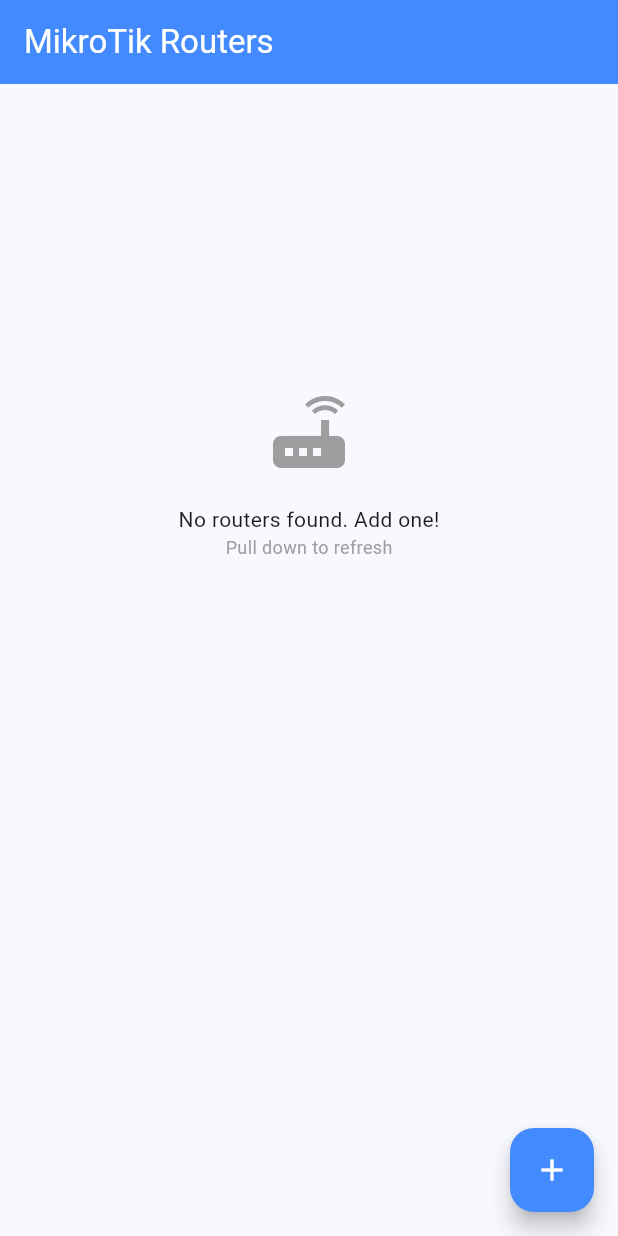
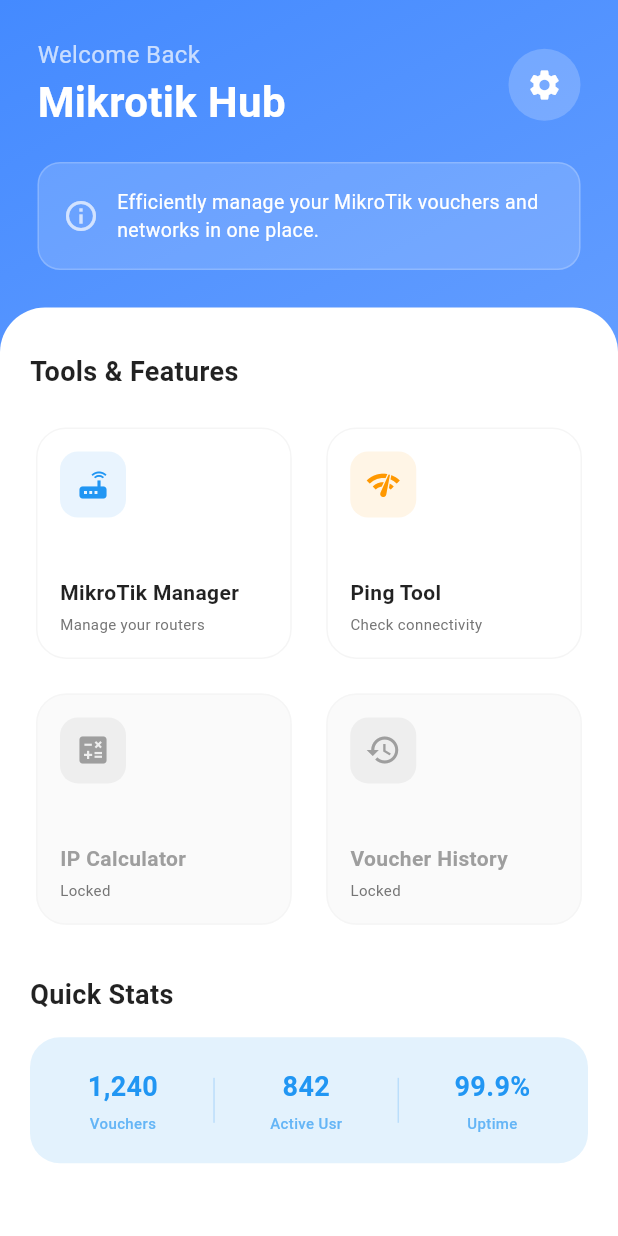
Before and after one commit to alfiansetia/voucher_generator, a Flutter app: the screen it shows after launch, on a phone screen of 412 x 824 dp. Run offline on Flutter 3.47's test engine with Material 3 defaults, Android fonts, the phone set to English and light mode, and no system bars; our stand-ins replace equatable, flutter_bloc, sqflite; missing offline and left inert: dart_ping, router_os_client; accounts and stored records are empty.

Commit message:
home page

```diff
--- a/lib/main.dart
+++ b/lib/main.dart
@@ -2,7 +2,7 @@
 import 'package:flutter_bloc/flutter_bloc.dart';
 import 'bloc/router_bloc.dart';
 import 'bloc/mikrotik_bloc.dart';
-import 'pages/router_list_page.dart';
+import 'pages/home_page.dart';
 import 'repositories/router_repository.dart';
 import 'repositories/mikrotik_repository.dart';
 
@@ -39,7 +39,7 @@
             useMaterial3: true,
             colorScheme: ColorScheme.fromSeed(seedColor: Colors.blue),
           ),
-          home: const RouterListPage(),
+          home: const HomePage(),
         ),
       ),
     );
--- a/lib/pages/dashboard_page.dart
+++ b/lib/pages/dashboard_page.dart
@@ -6,7 +6,7 @@
 import '../bloc/mikrotik_state.dart';
 import '../core/constants/app_constants.dart';
 import '../core/utils/mikrotik_utils.dart';
-import 'router_list_page.dart';
+import 'home_page.dart';
 
 class DashboardPage extends StatefulWidget {
   const DashboardPage({super.key});
@@ -53,7 +53,7 @@
       listener: (context, state) {
         if (state is MikrotikDisconnected) {
           Navigator.of(context).pushAndRemoveUntil(
-            MaterialPageRoute(builder: (context) => const RouterListPage()),
+            MaterialPageRoute(builder: (context) => const HomePage()),
             (route) => false,
           );
         } else if (state is MikrotikConnected && state.resources != null) {
--- /dev/null
+++ b/lib/pages/home_page.dart
@@ -0,0 +1,309 @@
+import 'package:flutter/material.dart';
+import '../core/constants/app_constants.dart';
+import 'router_list_page.dart';
+
+class HomePage extends StatelessWidget {
+  const HomePage({super.key});
+
+  @override
+  Widget build(BuildContext context) {
+    return Scaffold(
+      body: Container(
+        decoration: BoxDecoration(
+          gradient: LinearGradient(
+            begin: Alignment.topLeft,
+            end: Alignment.bottomRight,
+            colors: [
+              AppConstants.primaryColor,
+              AppConstants.primaryColor.withValues(alpha: 0.8),
+              Colors.blue.shade900,
+            ],
+          ),
+        ),
+        child: SafeArea(
+          child: Column(
+            crossAxisAlignment: CrossAxisAlignment.start,
+            children: [
+              _buildHeader(),
+              Expanded(
+                child: Container(
+                  width: double.infinity,
+                  padding: const EdgeInsets.symmetric(horizontal: 20),
+                  decoration: const BoxDecoration(
+                    color: Colors.white,
+                    borderRadius: BorderRadius.only(
+                      topLeft: Radius.circular(30),
+                      topRight: Radius.circular(30),
+                    ),
+                  ),
+                  child: SingleChildScrollView(
+                    physics: const BouncingScrollPhysics(),
+                    child: Column(
+                      crossAxisAlignment: CrossAxisAlignment.start,
+                      children: [
+                        const SizedBox(height: 30),
+                        const Text(
+                          'Tools & Features',
+                          style: TextStyle(
+                            fontSize: 18,
+                            fontWeight: FontWeight.bold,
+                            color: Colors.black87,
+                          ),
+                        ),
+                        const SizedBox(height: 20),
+                        _buildMenuGrid(context),
+                        const SizedBox(height: 30),
+                        _buildRecentActivity(),
+                        const SizedBox(height: 30),
+                      ],
+                    ),
+                  ),
+                ),
+              ),
+            ],
+          ),
+        ),
+      ),
+    );
+  }
+
+  Widget _buildHeader() {
+    return Padding(
+      padding: const EdgeInsets.all(25.0),
+      child: Column(
+        crossAxisAlignment: CrossAxisAlignment.start,
+        children: [
+          Row(
+            mainAxisAlignment: MainAxisAlignment.spaceBetween,
+            children: [
+              const Column(
+                crossAxisAlignment: CrossAxisAlignment.start,
+                children: [
+                  Text(
+                    'Welcome Back',
+                    style: TextStyle(color: Colors.white70, fontSize: 16),
+                  ),
+                  Text(
+                    'Mikrotik Hub',
+                    style: TextStyle(
+                      color: Colors.white,
+                      fontSize: 28,
+                      fontWeight: FontWeight.bold,
+                    ),
+                  ),
+                ],
+              ),
+              Container(
+                decoration: BoxDecoration(
+                  color: Colors.white.withValues(alpha: 0.2),
+                  shape: BoxShape.circle,
+                ),
+                child: IconButton(
+                  icon: const Icon(Icons.settings, color: Colors.white),
+                  onPressed: () {},
+                ),
+              ),
+            ],
+          ),
+          const SizedBox(height: 20),
+          Container(
+            padding: const EdgeInsets.all(16),
+            decoration: BoxDecoration(
+              color: Colors.white.withValues(alpha: 0.15),
+              borderRadius: BorderRadius.circular(15),
+              border: Border.all(color: Colors.white.withValues(alpha: 0.2)),
+            ),
+            child: const Row(
+              children: [
+                Icon(Icons.info_outline, color: Colors.white70),
+                SizedBox(width: 12),
+                Expanded(
+                  child: Text(
+                    'Efficiently manage your MikroTik vouchers and networks in one place.',
+                    style: TextStyle(color: Colors.white, fontSize: 13),
+                  ),
+                ),
+              ],
+            ),
+          ),
+        ],
+      ),
+    );
+  }
+
+  Widget _buildMenuGrid(BuildContext context) {
+    return GridView.count(
+      shrinkWrap: true,
+      physics: const NeverScrollableScrollPhysics(),
+      crossAxisCount: 2,
+      mainAxisSpacing: 15,
+      crossAxisSpacing: 15,
+      childAspectRatio: 1.1,
+      children: [
+        _buildMenuCard(
+          context,
+          'MikroTik Manager',
+          'Manage your routers',
+          Icons.router,
+          Colors.blue,
+          () => Navigator.push(
+            context,
+            MaterialPageRoute(builder: (context) => const RouterListPage()),
+          ),
+        ),
+        _buildMenuCard(
+          context,
+          'Ping Tool',
+          'Check connectivity',
+          Icons.network_check,
+          Colors.orange,
+          () {
+            ScaffoldMessenger.of(context).showSnackBar(
+              const SnackBar(content: Text('Ping Tool coming soon!')),
+            );
+          },
+        ),
+        _buildMenuCard(
+          context,
+          'IP Calculator',
+          'Subnetting made easy',
+          Icons.calculate,
+          Colors.green,
+          () {},
+          isLocked: true,
+        ),
+        _buildMenuCard(
+          context,
+          'Voucher History',
+          'Track your sales',
+          Icons.history,
+          Colors.purple,
+          () {},
+          isLocked: true,
+        ),
+      ],
+    );
+  }
+
+  Widget _buildMenuCard(
+    BuildContext context,
+    String title,
+    String subtitle,
+    IconData icon,
+    Color color,
+    VoidCallback onTap, {
+    bool isLocked = false,
+  }) {
+    return Card(
+      elevation: 0,
+      shape: RoundedRectangleBorder(
+        borderRadius: BorderRadius.circular(20),
+        side: BorderSide(color: Colors.grey.shade100),
+      ),
+      color: isLocked ? Colors.grey.shade50 : Colors.white,
+      child: InkWell(
+        onTap: isLocked ? null : onTap,
+        borderRadius: BorderRadius.circular(20),
+        child: Padding(
+          padding: const EdgeInsets.all(16.0),
+          child: Column(
+            crossAxisAlignment: CrossAxisAlignment.start,
+            mainAxisAlignment: MainAxisAlignment.center,
+            children: [
+              Container(
+                padding: const EdgeInsets.all(10),
+                decoration: BoxDecoration(
+                  color: isLocked
+                      ? Colors.grey[200]
+                      : color.withValues(alpha: 0.1),
+                  borderRadius: BorderRadius.circular(12),
+                ),
+                child: Icon(
+                  icon,
+                  color: isLocked ? Colors.grey : color,
+                  size: 24,
+                ),
+              ),
+              const Spacer(),
+              Text(
+                title,
+                style: TextStyle(
+                  fontWeight: FontWeight.bold,
+                  fontSize: 14,
+                  color: isLocked ? Colors.grey : Colors.black87,
+                ),
+              ),
+              const SizedBox(height: 4),
+              Text(
+                isLocked ? 'Locked' : subtitle,
+                style: TextStyle(fontSize: 10, color: Colors.grey[600]),
+              ),
+            ],
+          ),
+        ),
+      ),
+    );
+  }
+
+  Widget _buildRecentActivity() {
+    return Column(
+      crossAxisAlignment: CrossAxisAlignment.start,
+      children: [
+        const Text(
+          'Quick Stats',
+          style: TextStyle(
+            fontSize: 18,
+            fontWeight: FontWeight.bold,
+            color: Colors.black87,
+          ),
+        ),
+        const SizedBox(height: 15),
+        Container(
+          padding: const EdgeInsets.all(20),
+          decoration: BoxDecoration(
+            color: Colors.blue.shade50,
+            borderRadius: BorderRadius.circular(20),
+          ),
+          child: Row(
+            mainAxisAlignment: MainAxisAlignment.spaceAround,
+            children: [
+              _buildSimpleStat('Vouchers', '1,240'),
+              _buildDivider(),
+              _buildSimpleStat('Active Usr', '842'),
+              _buildDivider(),
+              _buildSimpleStat('Uptime', '99.9%'),
+            ],
+          ),
+        ),
+      ],
+    );
+  }
+
+  Widget _buildSimpleStat(String label, String value) {
+    return Column(
+      children: [
+        Text(
+          value,
+          style: const TextStyle(
+            fontSize: 18,
+            fontWeight: FontWeight.bold,
+            color: Colors.blue,
+          ),
+        ),
+        const SizedBox(height: 4),
+        Text(
+          label,
+          style: TextStyle(
+            fontSize: 10,
+            color: Colors.blue.shade300,
+            fontWeight: FontWeight.w500,
+          ),
+        ),
+      ],
+    );
+  }
+
+  Widget _buildDivider() {
+    return Container(height: 30, width: 1, color: Colors.blue.shade100);
+  }
+}
--- a/lib/pages/router_list_page.dart
+++ b/lib/pages/router_list_page.dart
@@ -11,6 +11,7 @@
 import '../core/constants/app_constants.dart';
 import '../models/router_model.dart';
 import 'dashboard_page.dart';
+import 'home_page.dart';
 
 class RouterListPage extends StatelessWidget {
   const RouterListPage({super.key});
@@ -76,6 +77,15 @@
       child: Scaffold(
         appBar: AppBar(
           title: const Text(AppConstants.routerListTitle),
+          leading: IconButton(
+            icon: const Icon(Icons.arrow_back),
+            onPressed: () {
+              Navigator.of(context).pushAndRemoveUntil(
+                MaterialPageRoute(builder: (context) => const HomePage()),
+                (route) => false,
+              );
+            },
+          ),
           elevation: 0,
           backgroundColor: AppConstants.primaryColor,
           foregroundColor: Colors.white,
```
